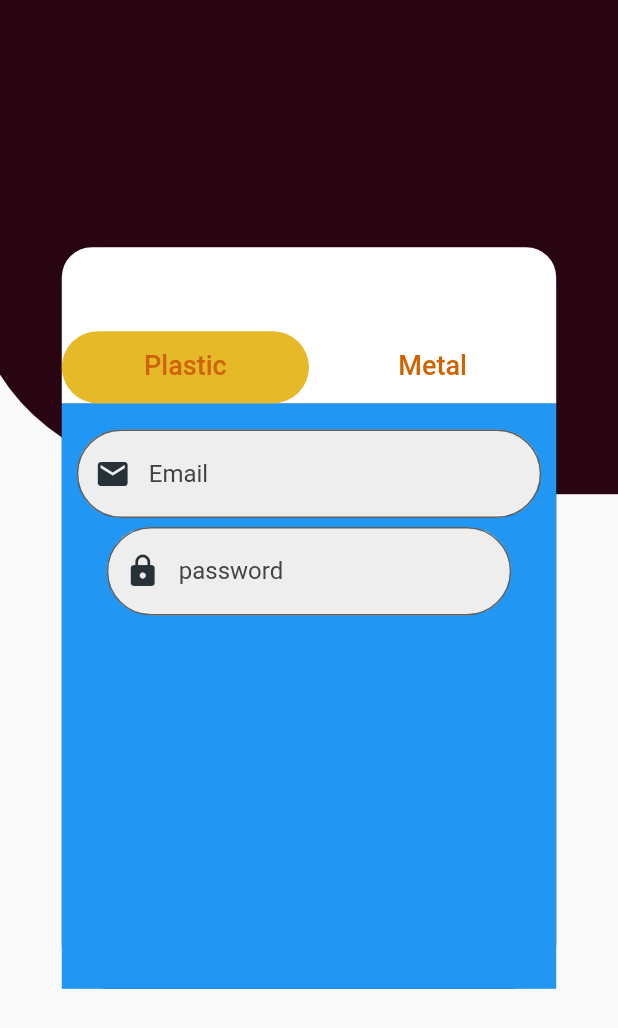
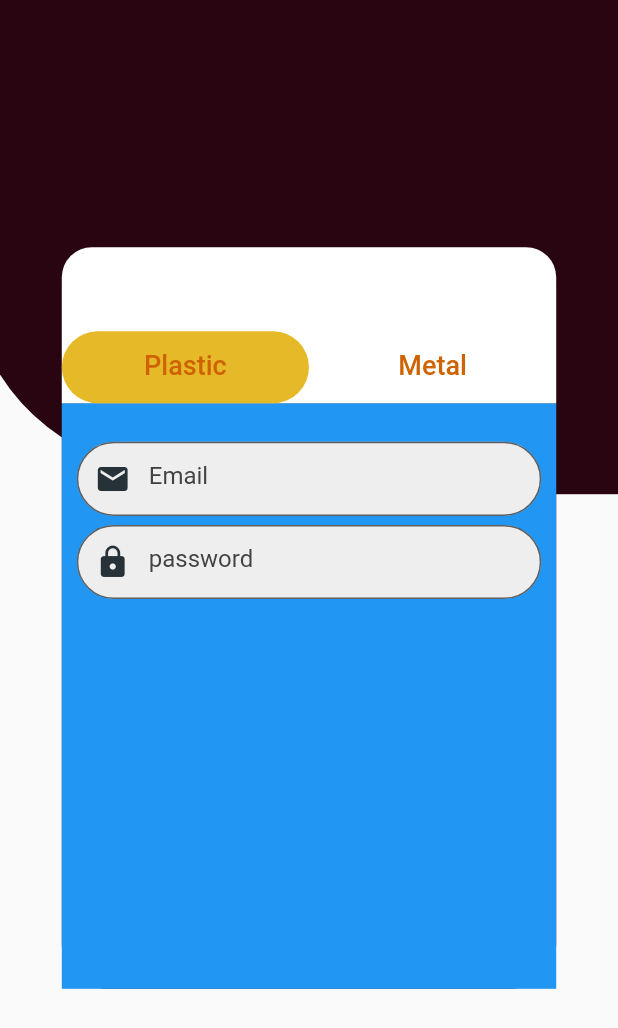
Before and after one commit to emilio-kariuki/youth, a Flutter app: the screen it shows after launch, on a phone screen of 412 x 824 dp. Shown: the top 1028 px of the screen. Run offline on Flutter 3.47's test engine with Material 2 defaults, Android fonts, the light colour scheme and no system bars; our stand-ins replace google_fonts.

Commit message:
April 3, 2022 4:23 PM

```diff
--- a/lib/Accounts/login.dart
+++ b/lib/Accounts/login.dart
@@ -117,10 +117,11 @@ class _LoginContentsState extends State<LoginContents> {
                     Container(
                       child: Column(
                         children: [
-                          SizedBox(height: size.height * 0.02),
+                          SizedBox(height: size.height * 0.03),
                           Padding(
-
                             padding: const EdgeInsets.fromLTRB(10, 1, 10, 0),
+                            child: SizedBox(
+                              height: size.height * 0.06,
                               child: TextFormField(
                                 obscureText: false,
                                 decoration: InputDecoration(
@@ -138,9 +139,12 @@ class _LoginContentsState extends State<LoginContents> {
                                 controller: email,
                               ),
                             ),
+                          ),
                           SizedBox(height: 5),
                           Padding(
-                            padding: const EdgeInsets.fromLTRB(30, 1, 30, 0),
+                            padding: const EdgeInsets.fromLTRB(10, 1, 10, 0),
+                            child: SizedBox(
+                              height: size.height * 0.06,
                               child: TextFormField(
                                 obscureText: true,
                                 decoration: InputDecoration(
@@ -156,6 +160,7 @@ class _LoginContentsState extends State<LoginContents> {
                                         color: Colors.blueGrey[900]),
                                     fillColor: Colors.grey[200]),
                                 controller: password,
+                              ),
                             ),
                           ),
                           SizedBox(height: 10),
```
Lines whose indentation alone changed are shown as unchanged.
